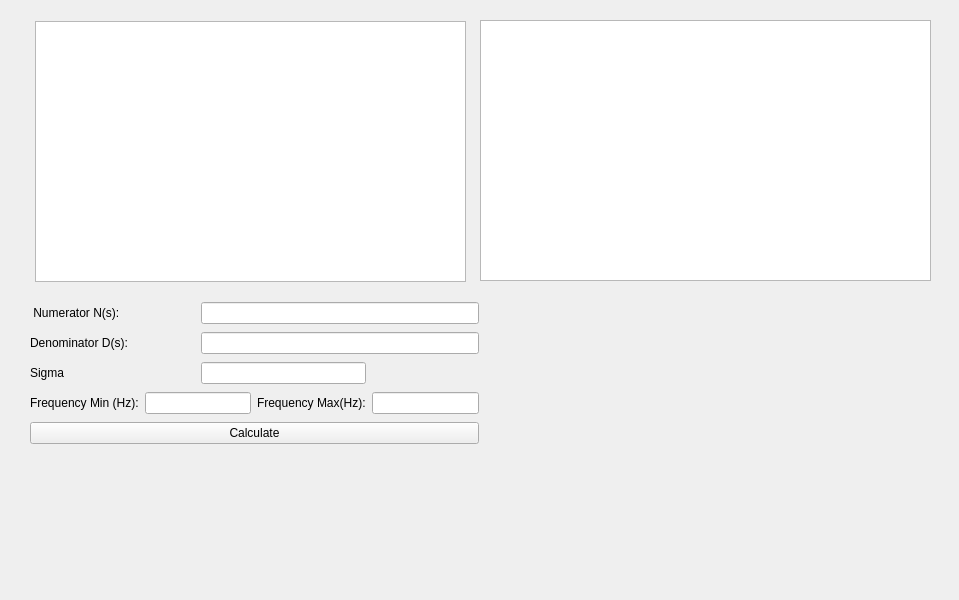
The window that widget.ui (dragon90o/bodediagram_final) describes before a commit, drawn with Qt 5.
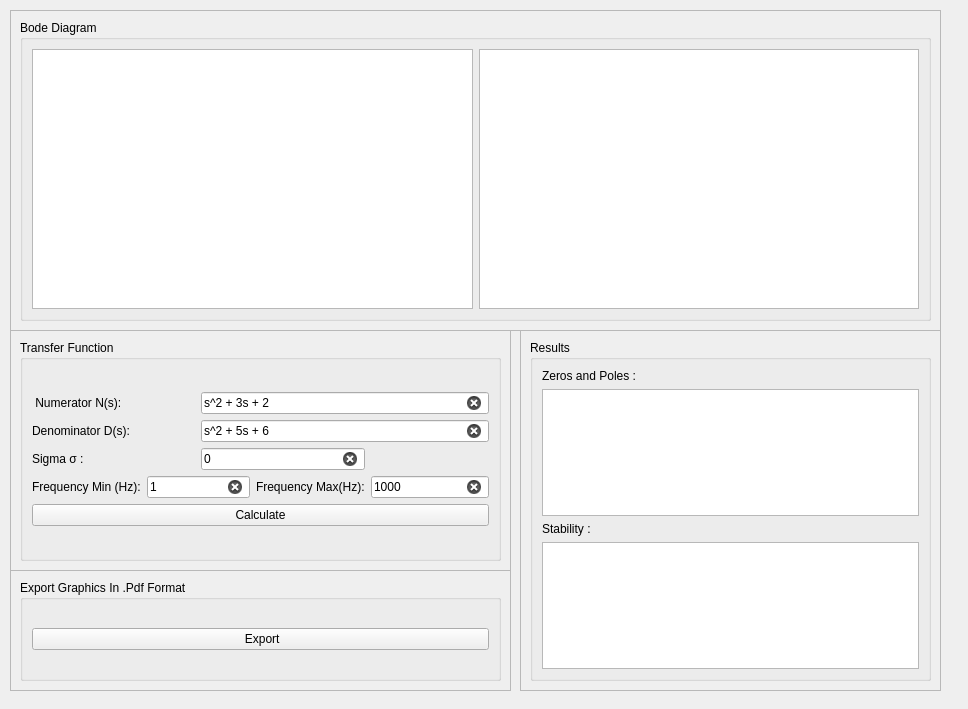
The same window after the commit. Custom widgets are drawn as their Qt base class.

What changed in the file:
```diff
--- a/widget.ui
+++ b/widget.ui
@@ -6,98 +6,257 @@
    <rect>
     <x>0</x>
     <y>0</y>
-    <width>959</width>
-    <height>600</height>
+    <width>968</width>
+    <height>709</height>
    </rect>
   </property>
   <property name="windowTitle">
    <string>Widget</string>
   </property>
-  <widget class="QChartView" name="magnitudeGraphicView">
+  <widget class="QFrame" name="frame">
    <property name="geometry">
     <rect>
-     <x>35</x>
-     <y>21</y>
-     <width>431</width>
-     <height>261</height>
+     <x>10</x>
+     <y>570</y>
+     <width>501</width>
+     <height>121</height>
     </rect>
    </property>
+   <property name="frameShape">
+    <enum>QFrame::Shape::StyledPanel</enum>
+   </property>
+   <property name="frameShadow">
+    <enum>QFrame::Shadow::Raised</enum>
+   </property>
+   <layout class="QHBoxLayout" name="horizontalLayout_3">
+    <item>
+     <widget class="QGroupBox" name="groupBox_3">
+      <property name="title">
+       <string>Export Graphics In .Pdf Format</string>
+      </property>
+      <layout class="QVBoxLayout" name="verticalLayout_4">
+       <item>
+        <layout class="QHBoxLayout" name="horizontalLayout">
+         <item>
+          <widget class="QPushButton" name="exportButton">
+           <property name="text">
+            <string> Export</string>
+           </property>
+          </widget>
+         </item>
+        </layout>
+       </item>
+      </layout>
+     </widget>
+    </item>
+   </layout>
   </widget>
-  <widget class="QChartView" name="phaseGraphicView">
+  <widget class="QFrame" name="frame_2">
    <property name="geometry">
     <rect>
-     <x>480</x>
-     <y>20</y>
-     <width>451</width>
-     <height>261</height>
+     <x>10</x>
+     <y>330</y>
+     <width>501</width>
+     <height>241</height>
     </rect>
    </property>
+   <property name="frameShape">
+    <enum>QFrame::Shape::StyledPanel</enum>
+   </property>
+   <property name="frameShadow">
+    <enum>QFrame::Shadow::Raised</enum>
+   </property>
+   <layout class="QHBoxLayout" name="horizontalLayout_2">
+    <item>
+     <widget class="QGroupBox" name="groupBox">
+      <property name="title">
+       <string>Transfer Function</string>
+      </property>
+      <layout class="QVBoxLayout" name="verticalLayout_2">
+       <item>
+        <layout class="QGridLayout" name="gridLayout">
+         <item row="0" column="2" colspan="3">
+          <widget class="QLineEdit" name="numeratorLineEdit">
+           <property name="text">
+            <string>s^2 + 3s + 2</string>
+           </property>
+           <property name="clearButtonEnabled">
+            <bool>true</bool>
+           </property>
+          </widget>
+         </item>
+         <item row="3" column="1" colspan="2">
+          <widget class="QLineEdit" name="frequencyMinlineEdit">
+           <property name="text">
+            <string>1</string>
+           </property>
+           <property name="clearButtonEnabled">
+            <bool>true</bool>
+           </property>
+          </widget>
+         </item>
+         <item row="2" column="0" colspan="2">
+          <widget class="QLabel" name="label_2">
+           <property name="text">
+            <string>Sigma σ :</string>
+           </property>
+          </widget>
+         </item>
+         <item row="3" column="3">
+          <widget class="QLabel" name="label_4">
+           <property name="text">
+            <string>Frequency Max(Hz):</string>
+           </property>
+          </widget>
+         </item>
+         <item row="4" column="0" colspan="5">
+          <widget class="QPushButton" name="calculatePushButton">
+           <property name="text">
+            <string>Calculate</string>
+           </property>
+          </widget>
+         </item>
+         <item row="1" column="2" colspan="3">
+          <widget class="QLineEdit" name="denominatorLineEdit">
+           <property name="text">
+            <string>s^2 + 5s + 6</string>
+           </property>
+           <property name="placeholderText">
+            <string/>
+           </property>
+           <property name="clearButtonEnabled">
+            <bool>true</bool>
+           </property>
+          </widget>
+         </item>
+         <item row="2" column="2" colspan="2">
+          <widget class="QLineEdit" name="sigmaLineEdit">
+           <property name="text">
+            <string>0</string>
+           </property>
+           <property name="clearButtonEnabled">
+            <bool>true</bool>
+           </property>
+          </widget>
+         </item>
+         <item row="3" column="0">
+          <widget class="QLabel" name="label_3">
+           <property name="text">
+            <string>Frequency Min (Hz):</string>
+           </property>
+          </widget>
+         </item>
+         <item row="1" column="0">
+          <widget class="QLabel" name="label_5">
+           <property name="text">
+            <string>Denominator D(s):</string>
+           </property>
+          </widget>
+         </item>
+         <item row="0" column="0" colspan="2">
+          <widget class="QLabel" name="label">
+           <property name="text">
+            <string> Numerator N(s):</string>
+           </property>
+          </widget>
+         </item>
+         <item row="3" column="4">
+          <widget class="QLineEdit" name="frequencyMaxlineEdit">
+           <property name="text">
+            <string>1000</string>
+           </property>
+           <property name="clearButtonEnabled">
+            <bool>true</bool>
+           </property>
+          </widget>
+         </item>
+        </layout>
+       </item>
+      </layout>
+     </widget>
+    </item>
+   </layout>
   </widget>
-  <widget class="QWidget" name="layoutWidget">
+  <widget class="QFrame" name="frame_3">
    <property name="geometry">
     <rect>
-     <x>30</x>
-     <y>300</y>
-     <width>449</width>
-     <height>146</height>
+     <x>10</x>
+     <y>10</y>
+     <width>931</width>
+     <height>321</height>
     </rect>
    </property>
-   <layout class="QGridLayout" name="gridLayout">
-    <item row="3" column="0">
-     <widget class="QLabel" name="label_3">
-      <property name="text">
-       <string>Frequency Min (Hz):</string>
+   <property name="frameShape">
+    <enum>QFrame::Shape::StyledPanel</enum>
+   </property>
+   <property name="frameShadow">
+    <enum>QFrame::Shadow::Raised</enum>
+   </property>
+   <layout class="QVBoxLayout" name="verticalLayout_6">
+    <item>
+     <widget class="QGroupBox" name="groupBox_4">
+      <property name="title">
+       <string>Bode Diagram</string>
       </property>
+      <layout class="QHBoxLayout" name="horizontalLayout_4">
+       <item>
+        <widget class="QChartView" name="magnitudeGraphicView"/>
+       </item>
+       <item>
+        <widget class="QChartView" name="phaseGraphicView"/>
+       </item>
+      </layout>
      </widget>
     </item>
-    <item row="1" column="2" colspan="3">
-     <widget class="QLineEdit" name="denominatorLineEdit"/>
-    </item>
-    <item row="0" column="2" colspan="3">
-     <widget class="QLineEdit" name="numeratorLineEdit"/>
-    </item>
-    <item row="4" column="0" colspan="5">
-     <widget class="QPushButton" name="calculatePushButton">
-      <property name="text">
-       <string>Calculate</string>
+   </layout>
+  </widget>
+  <widget class="QFrame" name="frame_4">
+   <property name="geometry">
+    <rect>
+     <x>520</x>
+     <y>330</y>
+     <width>421</width>
+     <height>361</height>
+    </rect>
+   </property>
+   <property name="frameShape">
+    <enum>QFrame::Shape::StyledPanel</enum>
+   </property>
+   <property name="frameShadow">
+    <enum>QFrame::Shadow::Raised</enum>
+   </property>
+   <layout class="QVBoxLayout" name="verticalLayout_5">
+    <item>
+     <widget class="QGroupBox" name="groupBox_2">
+      <property name="title">
+       <string>Results</string>
       </property>
-     </widget>
-    </item>
-    <item row="3" column="4">
-     <widget class="QLineEdit" name="frequencyMaxlineEdit"/>
-    </item>
-    <item row="1" column="0">
-     <widget class="QLabel" name="label_5">
-      <property name="text">
-       <string>Denominator D(s):</string>
-      </property>
-     </widget>
-    </item>
-    <item row="0" column="0" colspan="2">
-     <widget class="QLabel" name="label">
-      <property name="text">
-       <string> Numerator N(s):</string>
-      </property>
-     </widget>
-    </item>
-    <item row="2" column="0" colspan="2">
-     <widget class="QLabel" name="label_2">
-      <property name="text">
-       <string>Sigma</string>
-      </property>
-     </widget>
-    </item>
-    <item row="2" column="2" colspan="2">
-     <widget class="QLineEdit" name="sigmaLineEdit"/>
-    </item>
-    <item row="3" column="1" colspan="2">
-     <widget class="QLineEdit" name="frequencyMinlineEdit"/>
-    </item>
-    <item row="3" column="3">
-     <widget class="QLabel" name="label_4">
-      <property name="text">
-       <string>Frequency Max(Hz):</string>
-      </property>
+      <layout class="QVBoxLayout" name="verticalLayout_3">
+       <item>
+        <layout class="QVBoxLayout" name="verticalLayout">
+         <item>
+          <widget class="QLabel" name="label_6">
+           <property name="text">
+            <string>Zeros and Poles :</string>
+           </property>
+          </widget>
+         </item>
+         <item>
+          <widget class="QTextEdit" name="printText"/>
+         </item>
+         <item>
+          <widget class="QLabel" name="label_7">
+           <property name="text">
+            <string>Stability :</string>
+           </property>
+          </widget>
+         </item>
+         <item>
+          <widget class="QTextEdit" name="printTextIsStable"/>
+         </item>
+        </layout>
+       </item>
+      </layout>
      </widget>
     </item>
    </layout>
```
